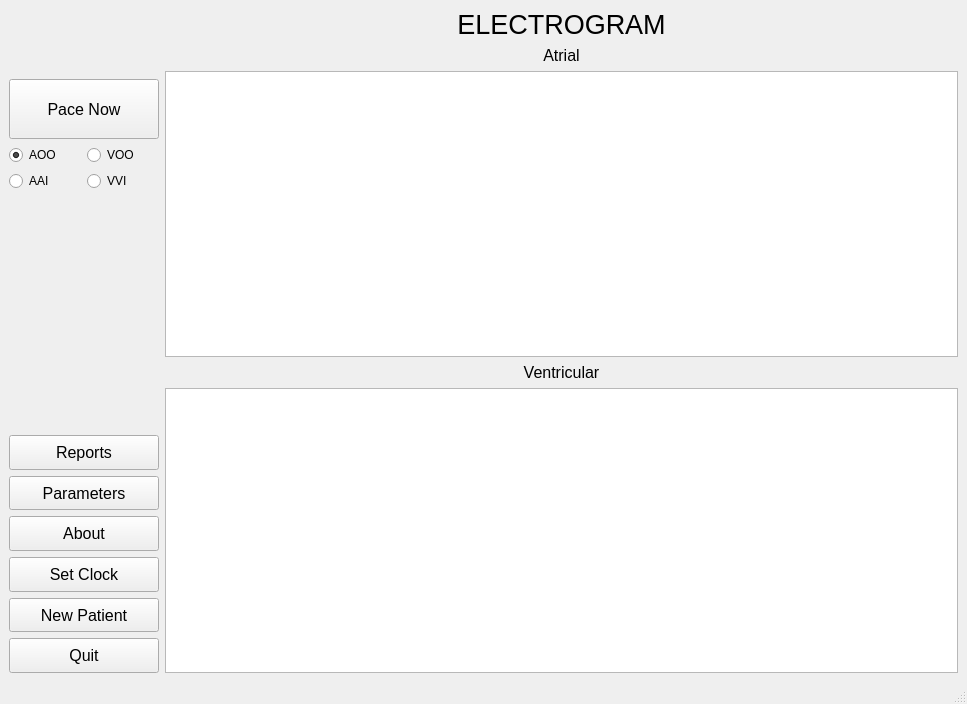
Above: DCM/ui_files/dcm.ui from CarlosCapili/3K04-Pacemaker-Project before the change. Below: the same form after it.
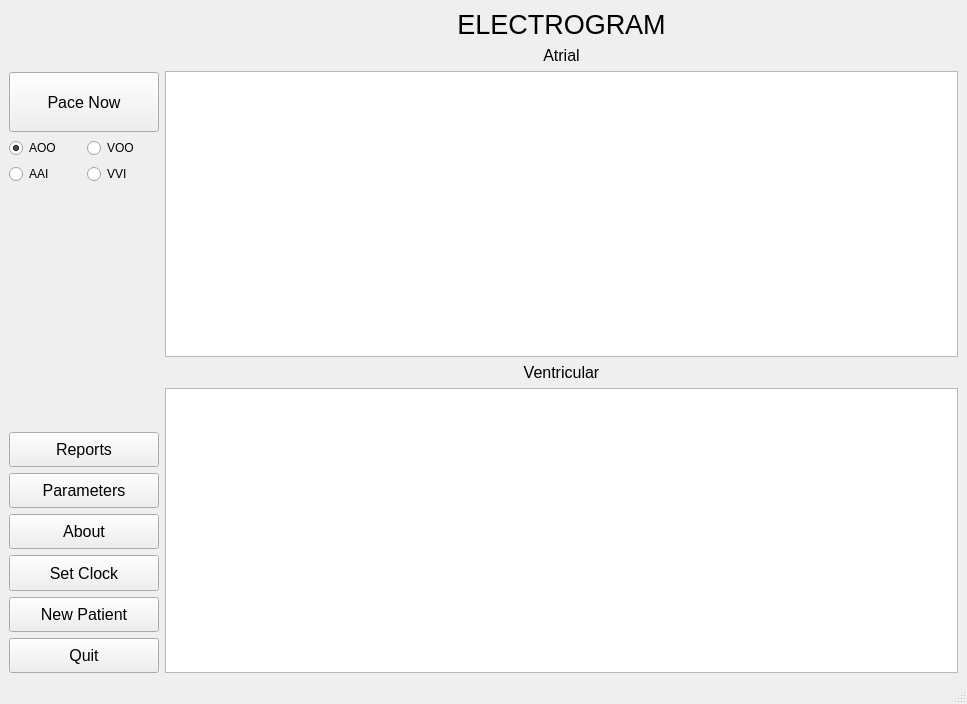
That is the form after the change.

The edit to the form file:
```diff
--- a/DCM/ui_files/dcm.ui
+++ b/DCM/ui_files/dcm.ui
@@ -94,7 +94,7 @@
         <property name="sizeHint" stdset="0">
          <size>
           <width>20</width>
-          <height>70</height>
+          <height>63</height>
          </size>
         </property>
        </spacer>
```
